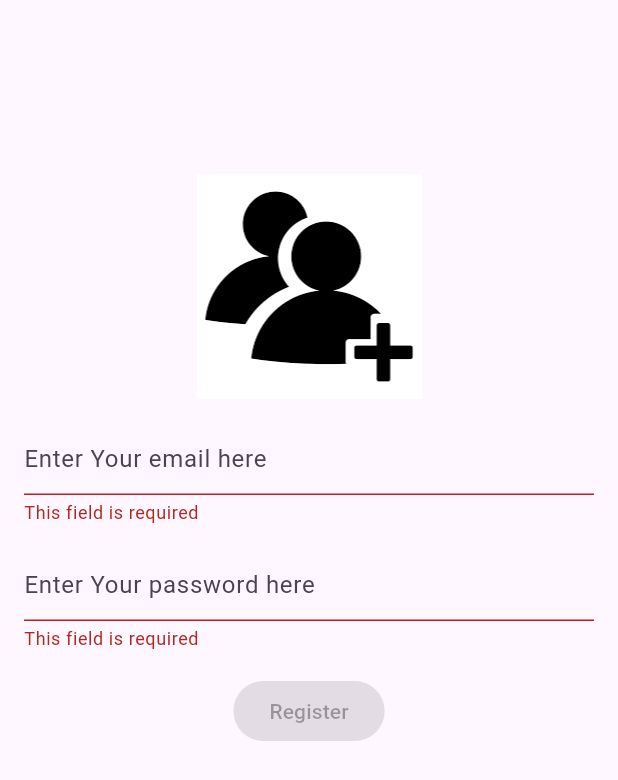
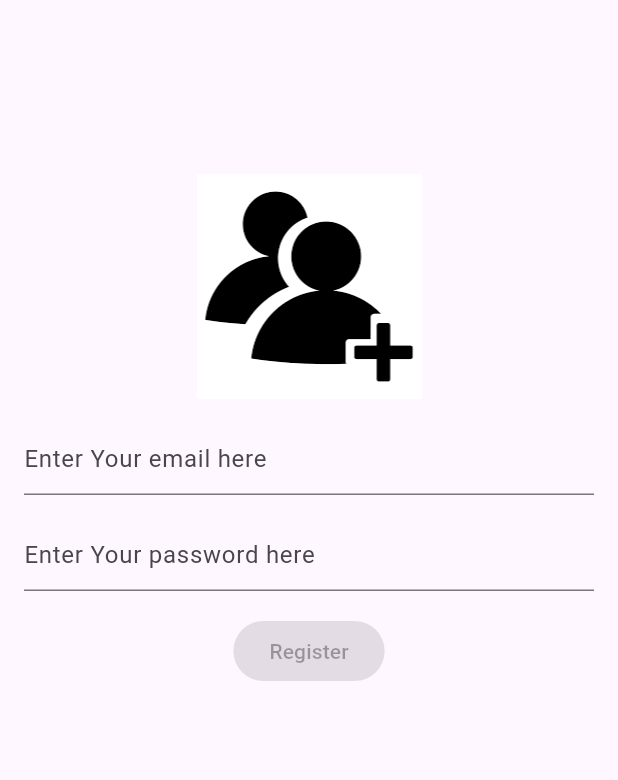
Before and after one commit to Kingk-130303/Stocks_flutter, a Flutter app: the screen it shows after launch, on a phone screen of 412 x 824 dp. Shown: the top 780 px of the screen. Run offline on Flutter 3.47's test engine with Material 3 defaults, Android fonts, the phone set to English and light mode, and no system bars; our stand-ins replace firebase_auth, firebase_core, fluttertoast; accounts and stored records are empty; Roboto replaces fonts that are missing (Abel).

Commit message:
Fixed the error text bug

```diff
--- a/lib/pages/register_page.dart
+++ b/lib/pages/register_page.dart
@@ -18,6 +18,7 @@
   late final Future<FirebaseApp> _initialization;
   bool _isEmailEmpty = true;
   bool _isPasswordEmpty = true;
+  bool _isButtonPressed = false;
 
   @override
   void initState() {
@@ -92,7 +93,7 @@
                                 keyboardType: TextInputType.emailAddress,
                                 autocorrect: false,
                                 decoration: InputDecoration(
-                                  errorText: _isEmailEmpty ? 'This field is required' : null,
+                                  errorText: (_isButtonPressed && _isEmailEmpty) ? 'This field is required' : null,
                                   hintText: "Enter Your email here",
                                 ),
                               ),
@@ -111,7 +112,7 @@
                                   });
                                 },
                                 decoration: InputDecoration(
-                                errorText: _isPasswordEmpty ? 'This field is required' : null,
+                                errorText: (_isButtonPressed && _isPasswordEmpty) ? 'This field is required' : null,
                                   hintText: "Enter Your password here",
                                 ),
                               ),
@@ -119,6 +120,7 @@
                             SizedBox(height: 16),
                             ElevatedButton(
                               onPressed: (_isEmailEmpty && _isPasswordEmpty) ? null : () async {
+                                _isButtonPressed = true;
                                 final email = _email.text;
                                 final password = _password.text;
                                 try {
```
